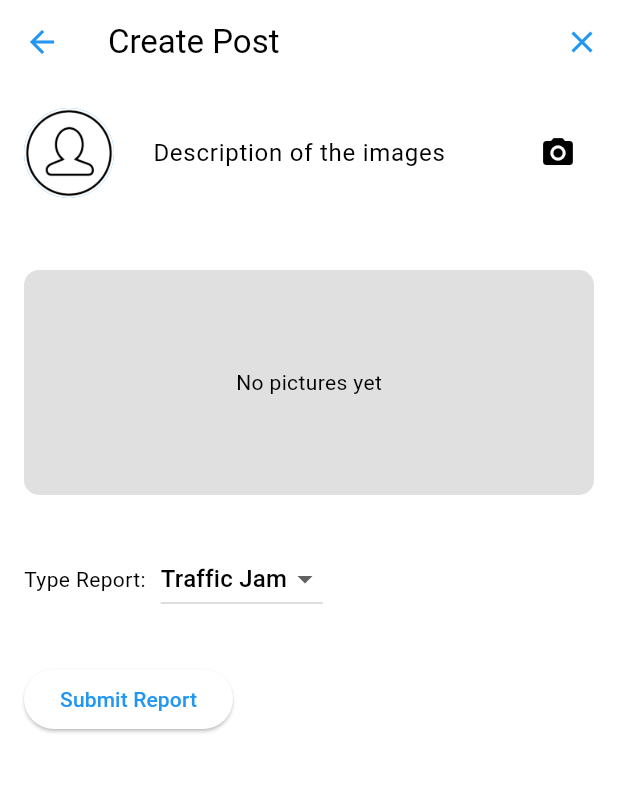
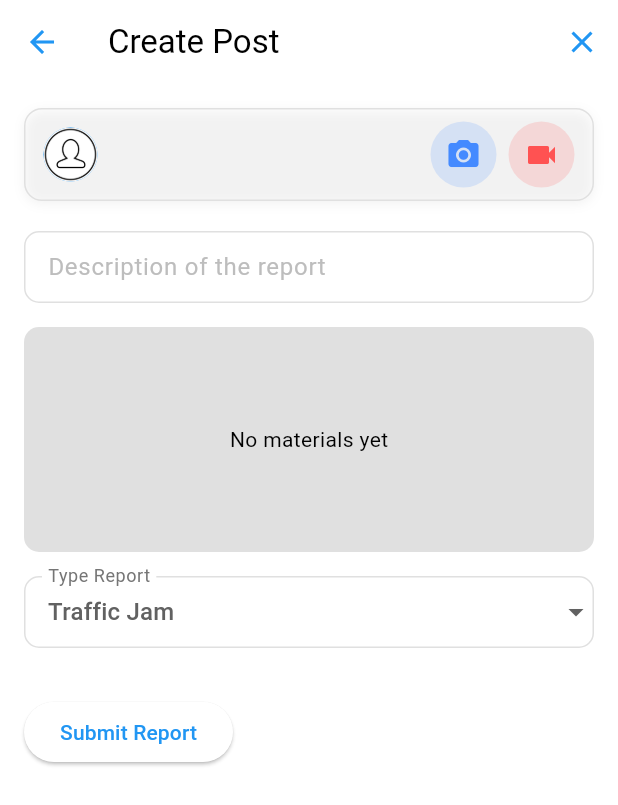
Before and after one commit to minhphu102003/flutterApp, a Flutter app: the CreatePostScreen screen opened directly with empty values, on a phone screen of 412 x 824 dp. Shown: the top 805 px of the screen. Run offline on Flutter 3.47's test engine with Material 3 defaults, Android fonts, the phone set to English and light mode, and no system bars; our stand-ins replace country_picker, curved_navigation_bar, dio, flutter_map, geolocator, google_fonts and 8 more; missing offline and left inert: flutter_polyline_points, get_thumbnail_video; accounts and stored records are empty; network calls fail.

Commit message:
feat: add thumbail upload video

```diff
--- a/lib/Screens/poststatus.dart
+++ b/lib/Screens/poststatus.dart
@@ -1,9 +1,17 @@
 import 'package:flutter/material.dart';
+import 'package:flutterApp/constants/reportTypeMap.dart';
+import 'package:flutterApp/models/mediaFile.dart';
+import 'package:flutterApp/utils/permissionsUtil.dart';
+import 'package:flutterApp/widgets/actionButtonsReport.dart';
 import 'package:image_picker/image_picker.dart';
 import 'dart:io';
 import 'package:flutterApp/services/reportService.dart';
 import 'package:flutterApp/helper/image_utils.dart';
+import 'package:permission_handler/permission_handler.dart';
 import 'package:shared_preferences/shared_preferences.dart';
+import 'package:flutterApp/widgets/typeReportDropdown.dart';
+import 'package:get_thumbnail_video/video_thumbnail.dart';
+import 'dart:typed_data';
 
 class CreatePostScreen extends StatefulWidget {
   final double longitude;
@@ -15,19 +23,44 @@ class CreatePostScreen extends StatefulWidget {
   _CreatePostScreenState createState() => _CreatePostScreenState();
 }
 
-class _CreatePostScreenState extends State<CreatePostScreen> {
+class _CreatePostScreenState extends State<CreatePostScreen>
+    with SingleTickerProviderStateMixin {
   final TextEditingController _postController = TextEditingController();
   String? _typeReport = 'Traffic Jam';
   final List<File> _images = [];
+  List<MediaFile> _mediaFiles = [];
   final ImagePicker _picker = ImagePicker();
   bool isLoading = false;
-  Map<String, String> reportTypeMap = {
-    'Traffic Jam': 'TRAFFIC_JAM',
-    'Flood': 'FLOOD',
-    'Accident': 'ACCIDENT',
-    'RoadWork': 'ROADWORK',
-  };
-  ReportService _reportService = ReportService();
+  bool _isExpanded = false;
+  final ReportService _reportService = ReportService();
+  late Animation<double> _rippleAnimation;
+  late AnimationController _rippleController;
+  late FocusNode _focusNode;
+
+  @override
+  void initState() {
+    super.initState();
+    _focusNode = FocusNode();
+    _focusNode.addListener(() {
+      setState(() {
+        _isExpanded = _focusNode.hasFocus;
+      });
+    });
+    _rippleController = AnimationController(
+      vsync: this,
+      duration: const Duration(seconds: 2),
+    )..repeat();
+    _rippleAnimation = Tween<double>(begin: 0, end: 1).animate(
+      CurvedAnimation(parent: _rippleController, curve: Curves.easeOut),
+    );
+  }
+
+  @override
+  void dispose() {
+    _focusNode.dispose();
+    _rippleController.dispose();
+    super.dispose();
+  }
 
   Future<void> _sendReport() async {
     SharedPreferences prefs = await SharedPreferences.getInstance();
@@ -46,7 +79,7 @@ class _CreatePostScreenState extends State<CreatePostScreen> {
     if (_images == null || _images.isEmpty) {
       showErrorDialog(
           context, 'You must upload at least one image to submit a report.');
-      return; // Dừng lại nếu không có ảnh
+      return;
     }
 
     setState(() {
@@ -77,42 +110,55 @@ class _CreatePostScreenState extends State<CreatePostScreen> {
     }
   }
 
-  Future<void> _pickImages() async {
-    final List<XFile>? pickedFiles =
-        await _picker.pickMultiImage();
-    if (pickedFiles != null) {
-      setState(() {
-        if (pickedFiles.length > 5) {
+  Future<void> _captureImage() async {
+    final XFile? capturedFile =
+        await _picker.pickImage(source: ImageSource.camera);
+    if (capturedFile != null) {
+      setState(() async {
+        if (_mediaFiles.length >= 5) {
           ScaffoldMessenger.of(context).showSnackBar(
             const SnackBar(
-              content: Text('You can only select up to 5 photos.'),
+              content: Text('You can only add up to 5 materials.'),
               duration: Duration(seconds: 2),
             ),
           );
-        }
-        _images.addAll(pickedFiles.map((file) => File(file.path)));
-        if (_images.length > 5) {
-          _images.removeRange(5, _images.length); // Giới hạn tối đa 5 ảnh
+        } else {
+          final mediaFile = await MediaFile.create(
+            file: File(capturedFile.path),
+            type: MediaType.image,
+          );
+          _mediaFiles.add(mediaFile);
         }
       });
     }
   }
 
-  Future<void> _captureImage() async {
-    final XFile? capturedFile =
-        await _picker.pickImage(source: ImageSource.camera); // Sử dụng camera
-    if (capturedFile != null) {
+  Future<void> _pickVideo(BuildContext context) async {
+    final picker = ImagePicker();
+    final pickedVideo = await picker.pickVideo(
+      source: ImageSource.camera,
+      maxDuration: const Duration(seconds: 30),
+      preferredCameraDevice: CameraDevice.rear,
+    );
+
+    if (pickedVideo != null) {
+      final file = File(pickedVideo.path);
+
+      final mediaFile = await MediaFile.create(
+        file: file,
+        type: MediaType.video,
+      );
+
       setState(() {
-        if (_images.length >= 5) {
+        if (_mediaFiles.length >= 5) {
           ScaffoldMessenger.of(context).showSnackBar(
             const SnackBar(
-              content: Text('You can only capture up to 5 photos.'),
+              content: Text('You can only add up to 5 materials.'),
               duration: Duration(seconds: 2),
             ),
           );
         } else {
-          _images
-              .add(File(capturedFile.path));
+          _mediaFiles.add(mediaFile);
         }
       });
     }
@@ -139,48 +185,79 @@ class _CreatePostScreenState extends State<CreatePostScreen> {
           children: [
             Padding(
               padding: const EdgeInsets.all(16.0),
+              child: Column(
+                crossAxisAlignment: CrossAxisAlignment.start,
+                children: [
+                  Container(
+                      padding: const EdgeInsets.symmetric(
+                          horizontal: 12, vertical: 8),
+                      decoration: BoxDecoration(
+                        border: Border.all(color: Colors.grey.shade300),
+                        borderRadius: BorderRadius.circular(12),
+                        boxShadow: [
+                          BoxShadow(
+                            color: Colors.black.withOpacity(0.05),
+                            blurRadius: 6,
+                            offset: const Offset(0, 2),
+                          ),
+                        ],
+                      ),
                       child: Row(
-                crossAxisAlignment: CrossAxisAlignment.center,
+                        mainAxisAlignment: MainAxisAlignment.spaceBetween,
                         children: [
                           const CircleAvatar(
-                    radius: 30,
+                            radius: 18,
                             backgroundImage:
-                        AssetImage(
-                        'assets/images/defaultAvatar.png'),
+                                AssetImage('assets/images/defaultAvatar.png'),
                           ),
-                  const SizedBox(width: 10),
-                  Expanded(
+                          ActionButtons(
+                            rippleAnimation: _rippleAnimation,
+                            onCameraTap: _captureImage,
+                            onVideoTap: () => _pickVideo(context),
+                          ),
+                        ],
+                      )),
+                  const SizedBox(height: 20),
+                  GestureDetector(
+                    onTap: () {
+                      setState(() {
+                        _isExpanded = true;
+                      });
+                    },
+                    child: AnimatedSize(
+                      duration: const Duration(milliseconds: 300),
+                      curve: Curves.easeInOut,
                       child: TextField(
                         controller: _postController,
+                        focusNode: _focusNode,
+                        maxLines: _isExpanded ? 4 : 1,
+                        style: TextStyle(
+                          color: Colors.grey.shade600,
+                        ),
                         decoration: InputDecoration(
-                        hintText: 'Description of the images',
-                        border: OutlineInputBorder(
-                          borderRadius: BorderRadius.circular(10.0),
+                          hintText: 'Description of the report',
+                          hintStyle: TextStyle(color: Colors.grey.shade400),
+                          contentPadding: const EdgeInsets.symmetric(
+                              horizontal: 12, vertical: 10),
+                          enabledBorder: OutlineInputBorder(
+                            borderRadius: BorderRadius.circular(10),
+                            borderSide: BorderSide(color: Colors.grey.shade300),
+                          ),
+                          focusedBorder: OutlineInputBorder(
+                            borderRadius: BorderRadius.circular(10),
+                            borderSide: const BorderSide(
+                                color: Colors.blueAccent, width: 1.5),
                           ),
                         ),
                       ),
                     ),
-                  const SizedBox(width: 10),
-                  Row(
-                    children: [
-                      // IconButton(
-                      //   icon: const Icon(Icons.photo),
-                      //   onPressed: _pickImages, // Gọi hàm chọn ảnh từ thư viện
-                      // ),
-                      IconButton(
-                        icon: const Icon(Icons.camera_alt),
-                        onPressed: _captureImage, // Gọi hàm chụp ảnh từ camera
-                      ),
-                    ],
                   ),
                 ],
               ),
             ),
-            const Divider(),
-            // Hiển thị hình ảnh đã chọn
             Padding(
-              padding: const EdgeInsets.all(16.0),
-              child: _images.isEmpty
+              padding: const EdgeInsets.symmetric(horizontal: 16),
+              child: _mediaFiles.isEmpty
                   ? Container(
                       width: double.infinity,
                       height: 150,
@@ -188,29 +265,45 @@ class _CreatePostScreenState extends State<CreatePostScreen> {
                         borderRadius: BorderRadius.circular(10),
                         color: Colors.grey[300],
                       ),
-                      child: const Center(
-                        child: Text('No pictures yet'),
-                      ),
+                      child: const Center(child: Text('No materials yet')),
                     )
                   : SizedBox(
                       height: 150,
                       child: ListView.builder(
                         scrollDirection: Axis.horizontal,
-                        itemCount: _images.length,
+                        itemCount: _mediaFiles.length,
                         itemBuilder: (context, index) {
+                          final media = _mediaFiles[index];
                           return Padding(
                             padding: const EdgeInsets.only(right: 8.0),
                             child: Stack(
                               children: [
-                                Container(
+                                ClipRRect(
+                                  borderRadius: BorderRadius.circular(10),
+                                  child: media.type == MediaType.image
+                                      ? Image.file(media.file,
                                           width: 150,
                                           height: 150,
-                                  decoration: BoxDecoration(
-                                    image: DecorationImage(
-                                      image: FileImage(_images[index]),
+                                          fit: BoxFit.cover)
+                                      : Stack(
+                                          children: [
+                                            SizedBox(
+                                              width: 150,
+                                              height: 150,
+                                              child: Image.asset(
+                                                'assets/images/video_placeholder.png', // hoặc thumbnail nếu extract
                                                 fit: BoxFit.cover,
                                               ),
-                                    borderRadius: BorderRadius.circular(10),
+                                            ),
+                                            const Positioned.fill(
+                                              child: Center(
+                                                child: Icon(
+                                                    Icons.play_circle_fill,
+                                                    size: 40,
+                                                    color: Colors.white),
+                                              ),
+                                            ),
+                                          ],
                                         ),
                                 ),
                                 Positioned(
@@ -219,8 +312,7 @@ class _CreatePostScreenState extends State<CreatePostScreen> {
                                   child: GestureDetector(
                                     onTap: () {
                                       setState(() {
-                                        _images.removeAt(
-                                            index); // Xóa ảnh khỏi danh sách
+                                        _mediaFiles.removeAt(index);
                                       });
                                     },
                                     child: Container(
@@ -228,11 +320,8 @@ class _CreatePostScreenState extends State<CreatePostScreen> {
                                         shape: BoxShape.circle,
                                         color: Colors.red,
                                       ),
-                                      child: const Icon(
-                                        Icons.close,
-                                        color: Colors.white,
-                                        size: 20,
-                                      ),
+                                      child: const Icon(Icons.close,
+                                          color: Colors.white, size: 20),
                                     ),
                                   ),
                                 ),
@@ -243,35 +332,13 @@ class _CreatePostScreenState extends State<CreatePostScreen> {
                       ),
                     ),
             ),
-            const Divider(),
-            // Chọn trạng thái thời tiết
-            Padding(
-              padding: const EdgeInsets.symmetric(horizontal: 16.0),
-              child: Row(
-                children: [
-                  const Text('Type Report:'),
-                  const SizedBox(width: 10),
-                  DropdownButton<String>(
+            TypeReportDropdown(
               value: _typeReport,
               onChanged: (String? newValue) {
                 setState(() {
                   _typeReport = newValue;
                 });
               },
-                    items: <String>[
-                      'Traffic Jam',
-                      'Flood',
-                      'Accident',
-                      'Road Work'
-                    ].map<DropdownMenuItem<String>>((String value) {
-                      return DropdownMenuItem<String>(
-                        value: value,
-                        child: Text(value),
-                      );
-                    }).toList(),
-                  )
-                ],
-              ),
             ),
             const Divider(),
             Padding(
@@ -280,10 +347,10 @@ class _CreatePostScreenState extends State<CreatePostScreen> {
                 onPressed: isLoading ? null : _sendReport,
                 child: isLoading
                     ? const SizedBox(
-                        height: 20, // Chiều cao của loading
-                        width: 20,  // Chiều rộng của loading
+                        height: 20,
+                        width: 20,
                         child: CircularProgressIndicator(
-                          strokeWidth: 2.0, // Độ dày của đường tròn loading
+                          strokeWidth: 2.0,
                         ),
                       )
                     : const Text('Submit Report'),
--- /dev/null
+++ b/lib/constants/reportTypeMap.dart
@@ -0,0 +1,6 @@
+Map<String, String> reportTypeMap = {
+  'Traffic Jam': 'TRAFFIC_JAM',
+  'Flood': 'FLOOD',
+  'Accident': 'ACCIDENT',
+  'RoadWork': 'ROADWORK',
+};
--- /dev/null
+++ b/lib/models/mediaFile.dart
@@ -0,0 +1,42 @@
+import 'dart:io';
+import 'dart:typed_data';
+import 'package:flutterApp/utils/uint8List.dart';
+import 'package:get_thumbnail_video/video_thumbnail.dart';
+import 'package:image_picker/image_picker.dart';
+
+enum MediaType { image, video }
+
+class MediaFile {
+  final File file;
+  final MediaType type;
+  final Uint8List? thumbnail;
+
+  MediaFile._({
+    required this.file,
+    required this.type,
+    required this.thumbnail,
+  });
+
+  static Future<MediaFile> create({
+    required File file,
+    required MediaType type,
+    Uint8List? thumbnail,
+  }) async {
+    if (type == MediaType.image) {
+      return MediaFile._(
+        file: file,
+        type: type,
+        thumbnail: null,
+      );
+    }
+
+    final resolvedThumbnail = thumbnail ??
+        await loadAssetAsBytes('assets/images/video_placeholder.png');
+
+    return MediaFile._(
+      file: file,
+      type: type,
+      thumbnail: resolvedThumbnail,
+    );
+  }
+}
--- /dev/null
+++ b/lib/utils/uint8List.dart
@@ -0,0 +1,5 @@
+import 'package:flutter/services.dart' show Uint8List, rootBundle;
+
+Future<Uint8List> loadAssetAsBytes(String path) async {
+  return await rootBundle.load(path).then((byteData) => byteData.buffer.asUint8List());
+}
--- /dev/null
+++ b/lib/widgets/actionButtonsReport.dart
@@ -0,0 +1,75 @@
+import 'package:flutter/material.dart';
+
+class ActionButtons extends StatelessWidget {
+  final Animation<double> rippleAnimation;
+  final VoidCallback onCameraTap;
+  final VoidCallback onVideoTap;
+
+  const ActionButtons({
+    super.key,
+    required this.rippleAnimation,
+    required this.onCameraTap,
+    required this.onVideoTap,
+  });
+
+  @override
+  Widget build(BuildContext context) {
+    return Row(
+      children: [
+        AnimatedBuilder(
+          animation: rippleAnimation,
+          builder: (context, child) {
+            final double progress = rippleAnimation.value;
+            final double opacity = (0.05 + (1 - progress) * 0.4).clamp(0.0, 1.0);
+
+            return GestureDetector(
+              onTap: onCameraTap,
+              child: AnimatedContainer(
+                duration: const Duration(milliseconds: 800),
+                padding: const EdgeInsets.all(10),
+                decoration: BoxDecoration(
+                  color: Colors.blueAccent.withOpacity(opacity),
+                  shape: BoxShape.circle,
+                ),
+                child: child,
+              ),
+            );
+          },
+          child: const Icon(
+            Icons.camera_alt,
+            color: Colors.blueAccent,
+            size: 24,
+          ),
+        ),
+        const SizedBox(width: 8),
+
+        AnimatedBuilder(
+          animation: rippleAnimation,
+          builder: (context, child) {
+            final double progress = rippleAnimation.value;
+            final double opacity = (0.05 + (1 - progress) * 0.4).clamp(0.0, 1.0);
+
+            return GestureDetector(
+              onTap: onVideoTap,
+              child: AnimatedContainer(
+                duration: const Duration(milliseconds: 800),
+                padding: const EdgeInsets.all(10),
+                decoration: BoxDecoration(
+                  color: Colors.redAccent.withOpacity(opacity),
+                  shape: BoxShape.circle,
+                  // Xóa boxShadow
+                ),
+                child: child,
+              ),
+            );
+          },
+          child: const Icon(
+            Icons.videocam,
+            color: Colors.redAccent,
+            size: 24,
+          ),
+        ),
+      ],
+    );
+  }
+}
--- /dev/null
+++ b/lib/widgets/typeReportDropdown.dart
@@ -0,0 +1,66 @@
+import 'package:flutter/material.dart';
+
+class TypeReportDropdown extends StatelessWidget {
+  final String? value;
+  final ValueChanged<String?> onChanged;
+
+  const TypeReportDropdown({
+    super.key,
+    required this.value,
+    required this.onChanged,
+  });
+
+  @override
+  Widget build(BuildContext context) {
+    return Column(
+      children: [
+        const Divider(),
+        Padding(
+          padding: const EdgeInsets.symmetric(horizontal: 16.0),
+          child: LayoutBuilder(
+            builder: (context, constraints) {
+              return DropdownButtonFormField<String>(
+                value: value,
+                onChanged: onChanged,
+                isExpanded: true,
+                decoration: InputDecoration(
+                  labelText: 'Type Report',
+                  labelStyle: TextStyle(color: Colors.grey.shade600),
+                  contentPadding: const EdgeInsets.symmetric(horizontal: 12, vertical: 10),
+                  enabledBorder: OutlineInputBorder(
+                    borderRadius: BorderRadius.circular(10),
+                    borderSide: BorderSide(color: Colors.grey.shade300),
+                  ),
+                  focusedBorder: OutlineInputBorder(
+                    borderRadius: BorderRadius.circular(10),
+                    borderSide: const BorderSide(color: Colors.blueAccent, width: 1.5),
+                  ),
+                ),
+                dropdownColor: Colors.white,
+                icon: const Icon(Icons.arrow_drop_down),
+                borderRadius: BorderRadius.circular(10),
+                alignment: Alignment.centerLeft,
+                items: const [
+                  'Traffic Jam',
+                  'Flood',
+                  'Accident',
+                  'Road Work',
+                ].map((String value) {
+                  return DropdownMenuItem<String>(
+                    value: value,
+                    alignment: Alignment.centerLeft,
+                    child: Text(
+                      value,
+                      style: TextStyle(color: Colors.grey.shade700),
+                    ),
+                  );
+                }).toList(),
+                menuMaxHeight: 300,
+              );
+            },
+          ),
+        ),
+      ],
+    );
+  }
+}
--- a/pubspec.yaml
+++ b/pubspec.yaml
@@ -22,6 +22,8 @@ dependencies:
   google_fonts: ^6.2.1
   web_socket_channel: ^3.0.1
   uuid: ^4.5.1
+  get_thumbnail_video: ^0.7.3
+  permission_handler: ^12.0.0
 
   # Cung cấp các phương thức để lấy vị trí hiện tại của thiết bị, theo dõi sự thay đổi vị trí và
   # xác định các thông tin địa lý.
```
Also changed, not shown: lib/utils/permissionsUtil.dart (added, +34 -0 lines), lib/widgets/openAppSettingsScreen.dart (added, +30 -0 lines), lib/widgets/permissionHandlerWrapper.dart (added, +90 -0 lines), assets/images/video_placeholder.png (added), pubspec.lock, 4 other files. Lines whose indentation alone changed are shown as unchanged.
